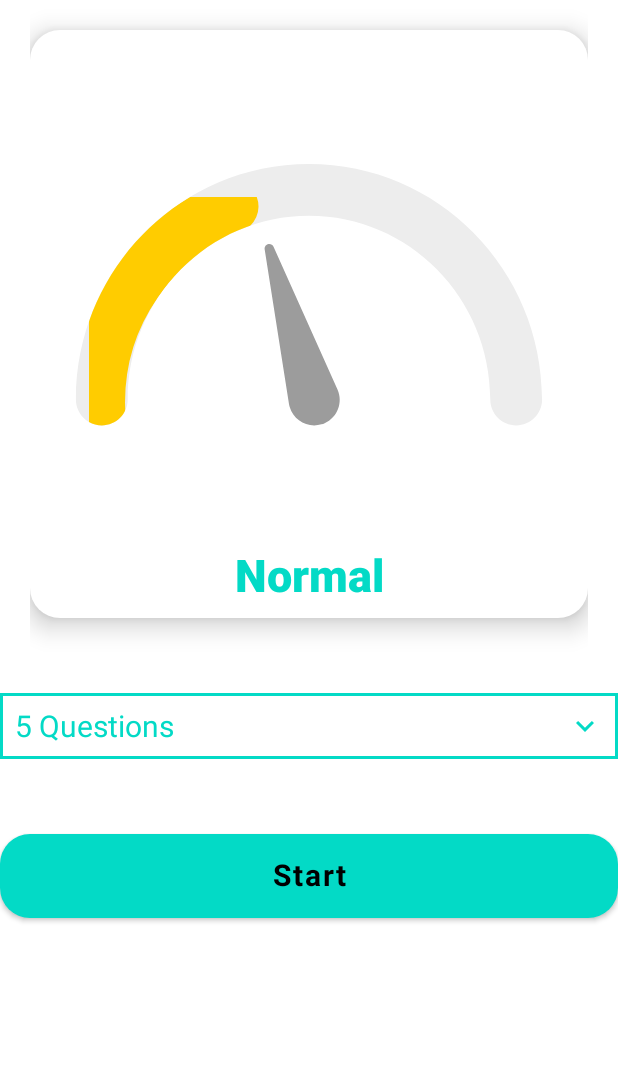
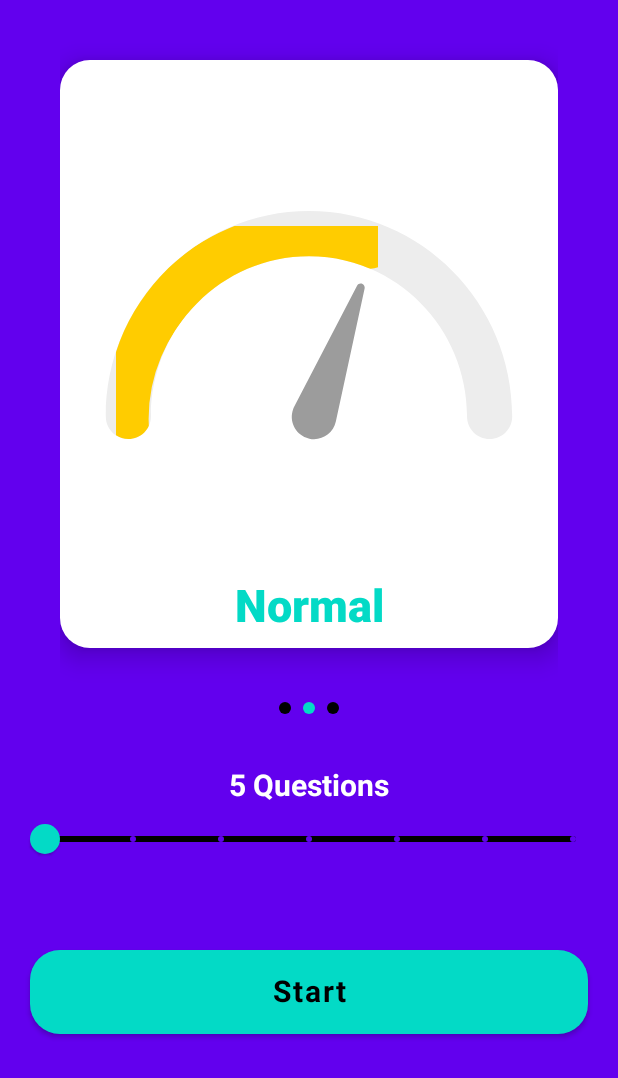
Before and after one commit to Gokulnair21/quiz-android, an Android app built with Jetpack Compose: the @Preview function PreviewQuestionConfigurationPage, on a phone screen of 412 x 824 dp. Shown: the top 1078 px of the screen. Run offline under Robolectric (Android 15) with nearby library versions, the phone set to English and light mode, and no system bars; our stand-ins replace accompanist.

Commit message:
Fixed Design issues

```diff
--- a/app/src/main/java/com/example/quiz/data/network/QuestionsAPI.kt
+++ b/app/src/main/java/com/example/quiz/data/network/QuestionsAPI.kt
@@ -11,7 +11,7 @@ interface QuestionsAPI {
     @GET("questions")
     suspend fun getQuestions(
         @Header("X-Api-Key") apiKey: String = Constants.API_KEY,
-        @Query("category")category: String?=null,
+        @Query("tags")category: String?=null,
         @Query("difficulty")difficulty: String?=null,
         @Query("limit")limit: String = "10"
     ):List<Question>
--- a/app/src/main/java/com/example/quiz/data/repository/QuestionRepository.kt
+++ b/app/src/main/java/com/example/quiz/data/repository/QuestionRepository.kt
@@ -6,6 +6,10 @@ import javax.inject.Inject
 class QuestionRepository @Inject constructor(private val questionsAPI: QuestionsAPI) {
 
 
-    suspend fun getQuestions() = questionsAPI.getQuestions()
+    suspend fun getQuestions(category: String, limit: String, difficulty: String) =
+        questionsAPI.getQuestions(
+            category = category,
+            limit = limit,
+        )
 
 }
--- a/app/src/main/java/com/example/quiz/utility/Screen.kt
+++ b/app/src/main/java/com/example/quiz/utility/Screen.kt
@@ -9,7 +9,7 @@ sealed class Screen(val route: String) {
             "questions_configuration_page/$category"
     }
 
-    object QuestionsPage : Screen("questions_page/{category}/{difficult}/{limit}") {
+    object QuestionsPage : Screen("questions_page/{category}/{difficulty}/{limit}") {
         fun createRoute(category: String, limit: String, difficulty: String) =
             "questions_page/$category/$difficulty/$limit"
     }
@@ -17,6 +17,5 @@ sealed class Screen(val route: String) {
     object ResultPage : Screen("result_page/{correct_questions}/{total_questions}") {
         fun createRoute(totalQuestions: Int, correctQuestions: Int): String =
             "result_page/$correctQuestions/$totalQuestions"
-
     }
 }
--- a/app/src/main/java/com/example/quiz/view/question_configuration/QuestionCOnfigurationPage.kt
+++ /dev/null
@@ -1,129 +0,0 @@
-package com.example.quiz.view.question_configuration
-
-import androidx.compose.foundation.layout.*
-import androidx.compose.foundation.rememberScrollState
-import androidx.compose.foundation.shape.RoundedCornerShape
-import androidx.compose.foundation.verticalScroll
-import androidx.compose.material.*
-import androidx.compose.runtime.*
-import androidx.compose.ui.Modifier
-import androidx.compose.ui.platform.LocalConfiguration
-import androidx.compose.ui.text.font.FontWeight
-import androidx.compose.ui.text.style.TextAlign
-import androidx.compose.ui.tooling.preview.Preview
-import androidx.compose.ui.unit.dp
-import androidx.compose.ui.unit.sp
-import androidx.navigation.NavController
-import androidx.navigation.compose.rememberNavController
-import com.airbnb.lottie.compose.*
-import com.example.quiz.R
-import com.example.quiz.data.model.Difficulty
-import com.example.quiz.utility.Screen
-import com.example.quiz.view.composables.CustomButton
-import com.example.quiz.view.composables.CustomDropDownMenu
-import com.google.accompanist.pager.ExperimentalPagerApi
-import com.google.accompanist.pager.HorizontalPager
-import com.google.accompanist.pager.rememberPagerState
-
-@ExperimentalPagerApi
-@Composable
-fun QuestionConfigurationPage(navController: NavController) {
-
-    val pagerState = rememberPagerState(1)
-    val items = listOf("5", "10", "15", "20")
-    var expanded by remember { mutableStateOf(false) }
-    var selectedIndex by remember {
-        mutableStateOf(0)
-    }
-    val difficultyList = provideDifficulty()
-
-    Column(
-        modifier = Modifier
-            .fillMaxWidth()
-            .verticalScroll(rememberScrollState())
-    ) {
-        HorizontalPager(
-            count = difficultyList.size,
-            itemSpacing = 10.dp,
-            state = pagerState,
-            modifier = Modifier.padding(20.dp)
-
-        ) { index ->
-            DifficultyLevelCard(difficultyList[index])
-
-        }
-        Spacer(modifier = Modifier.height(20.dp))
-        CustomDropDownMenu(
-            items = items,
-            menuExpandedState = expanded,
-            selectedIndex = selectedIndex,
-            updateMenuExpandStatus = { expanded = !expanded },
-            onDismissMenuView = { expanded = false },
-            onMenuItemClick = {
-                selectedIndex = it
-                expanded = false
-            }
-        )
-        Spacer(modifier = Modifier.height(30.dp))
-        CustomButton(
-            heading = "Start",
-            onCLick = {
-                navController.navigate(Screen.QuestionsPage.route)
-            }
-        )
-
-    }
-}
-
-@Composable
-fun DifficultyLevelCard(difficulty: Difficulty) {
-    val configuration = LocalConfiguration.current
-    val composition by rememberLottieComposition(LottieCompositionSpec.RawRes(difficulty.resourceID))
-    val progress by animateLottieCompositionAsState(composition = composition, isPlaying = true,iterations = LottieConstants.IterateForever,)
-    Card(
-        modifier = Modifier
-            .size((configuration.screenWidthDp - 20).dp),
-        elevation = 10.dp,
-        shape = RoundedCornerShape(20.dp)
-    ) {
-        Column(
-            modifier = Modifier
-                .fillMaxSize()
-                .padding(10.dp)
-        ) {
-            LottieAnimation(
-                composition = composition,
-                progress,
-                modifier = Modifier
-                    .fillMaxWidth()
-                    .weight(1F)
-                    .padding(20.dp)
-            )
-            Text(
-                text = difficulty.heading,
-                textAlign = TextAlign.Center,
-                fontSize = 30.sp,
-                modifier = Modifier.fillMaxWidth(),
-                fontWeight = FontWeight.ExtraBold,
-                color = MaterialTheme.colors.secondary
-            )
-        }
-    }
-}
-
-
-fun provideDifficulty(): List<Difficulty> {
-    return listOf(
-        Difficulty(heading = "Easy", resourceID = R.raw.easy, value = "easy"),
-        Difficulty(heading = "Normal", resourceID = R.raw.normal, value = "medium"),
-        Difficulty(heading = "Hard", resourceID = R.raw.hard, value = "hard")
-    )
-}
-
-
-@ExperimentalPagerApi
-@Preview(showBackground = true)
-@Composable
-fun PreviewQuestionConfigurationPage() {
-    QuestionConfigurationPage(navController = rememberNavController())
-}
--- /dev/null
+++ b/app/src/main/java/com/example/quiz/view/question_configuration/QuestionConfigurationPage.kt
@@ -0,0 +1,163 @@
+package com.example.quiz.view.question_configuration
+
+import androidx.compose.foundation.layout.*
+import androidx.compose.foundation.rememberScrollState
+import androidx.compose.foundation.shape.CircleShape
+import androidx.compose.foundation.shape.RoundedCornerShape
+import androidx.compose.foundation.verticalScroll
+import androidx.compose.material.*
+import androidx.compose.runtime.*
+import androidx.compose.ui.Alignment
+import androidx.compose.ui.Modifier
+import androidx.compose.ui.platform.LocalConfiguration
+import androidx.compose.ui.text.font.FontWeight
+import androidx.compose.ui.text.style.TextAlign
+import androidx.compose.ui.tooling.preview.Preview
+import androidx.compose.ui.unit.dp
+import androidx.compose.ui.unit.sp
+import androidx.navigation.NavController
+import androidx.navigation.compose.rememberNavController
+import com.airbnb.lottie.compose.*
+import com.example.quiz.R
+import com.example.quiz.data.model.Difficulty
+import com.example.quiz.utility.Screen
+import com.example.quiz.view.composables.CustomButton
+import com.example.quiz.view.composables.CustomDropDownMenu
+import com.google.accompanist.pager.ExperimentalPagerApi
+import com.google.accompanist.pager.HorizontalPager
+import com.google.accompanist.pager.HorizontalPagerIndicator
+import com.google.accompanist.pager.rememberPagerState
+
+@ExperimentalPagerApi
+@Composable
+fun QuestionConfigurationPage(navController: NavController, category: String) {
+
+    val pagerState = rememberPagerState(1)
+    var limit by remember {
+        mutableStateOf(5F)
+    }
+    val difficultyList = provideDifficulty()
+
+    Surface(color = MaterialTheme.colors.primary, modifier = Modifier.fillMaxSize()) {
+        Column(
+            modifier = Modifier
+                .fillMaxWidth()
+                .verticalScroll(rememberScrollState())
+                .padding(20.dp),
+            horizontalAlignment = Alignment.CenterHorizontally
+        ) {
+            HorizontalPager(
+                count = difficultyList.size,
+                itemSpacing = 10.dp,
+                state = pagerState,
+                modifier = Modifier.padding(20.dp)
+            ) { index ->
+                DifficultyLevelCard(difficultyList[index])
+
+            }
+            HorizontalPagerIndicator(
+                pagerState = pagerState,
+                activeColor = MaterialTheme.colors.secondary,
+                inactiveColor = MaterialTheme.colors.onSecondary,
+                modifier = Modifier
+                    .align(Alignment.CenterHorizontally)
+                    .padding(16.dp),
+                indicatorShape = CircleShape
+            )
+            Spacer(modifier = Modifier.height(20.dp))
+            Text(
+                text = "${limit.toInt()} Questions",
+                fontSize = 20.sp,
+                fontWeight = FontWeight.Bold
+            )
+            Slider(
+                value = limit,
+                onValueChange = { limit = it },
+                valueRange = 5F..20F,
+                steps = 5,
+                colors = SliderDefaults.colors(
+                    thumbColor = MaterialTheme.colors.secondary,
+                    activeTrackColor = MaterialTheme.colors.secondary,
+                    inactiveTrackColor = MaterialTheme.colors.onSecondary,
+                    activeTickColor = MaterialTheme.colors.onSecondary,
+                    inactiveTickColor = MaterialTheme.colors.primary
+                )
+            )
+            Spacer(modifier = Modifier.height(30.dp))
+            CustomButton(
+                heading = "Start",
+                onCLick = {
+                    navController.navigate(
+                        Screen.QuestionsPage.createRoute(
+                            category = category,
+                            limit = limit.toInt().toString(),
+                            difficulty = "medium"
+                        )
+                    ) {
+                        popUpTo(Screen.QuestionsConfigurationPage.createRoute(category)) {
+                            inclusive = true
+                        }
+                    }
+                }
+            )
+
+        }
+    }
+}
+
+@Composable
+fun DifficultyLevelCard(difficulty: Difficulty) {
+    val configuration = LocalConfiguration.current
+    val composition by rememberLottieComposition(LottieCompositionSpec.RawRes(difficulty.resourceID))
+    val progress by animateLottieCompositionAsState(
+        composition = composition,
+        isPlaying = true,
+        iterations = LottieConstants.IterateForever,
+    )
+    Card(
+        modifier = Modifier
+            .size((configuration.screenWidthDp - 20).dp),
+        elevation = 10.dp,
+        shape = RoundedCornerShape(20.dp)
+    ) {
+        Column(
+            modifier = Modifier
+                .fillMaxSize()
+                .padding(10.dp)
+        ) {
+            LottieAnimation(
+                composition = composition,
+                progress,
+                modifier = Modifier
+                    .fillMaxWidth()
+                    .weight(1F)
+                    .padding(20.dp)
+            )
+            Text(
+                text = difficulty.heading,
+                textAlign = TextAlign.Center,
+                fontSize = 30.sp,
+                modifier = Modifier.fillMaxWidth(),
+                fontWeight = FontWeight.ExtraBold,
+                color = MaterialTheme.colors.secondary
+            )
+        }
+    }
+}
+
+
+fun provideDifficulty(): List<Difficulty> {
+    return listOf(
+        Difficulty(heading = "Easy", resourceID = R.raw.easy, value = "easy"),
+        Difficulty(heading = "Normal", resourceID = R.raw.normal, value = "medium"),
+        Difficulty(heading = "Hard", resourceID = R.raw.hard, value = "hard")
+    )
+}
+
+
+@ExperimentalPagerApi
+@Preview(showBackground = true)
+@Composable
+fun PreviewQuestionConfigurationPage() {
+    QuestionConfigurationPage(navController = rememberNavController(), "")
+}
--- a/app/src/main/java/com/example/quiz/view/ResultPage.kt
+++ b/app/src/main/java/com/example/quiz/view/result_page/ResultPage.kt
@@ -1,4 +1,4 @@
-package com.example.quiz.view
+package com.example.quiz.view.result_page
 
 import androidx.compose.foundation.Image
 import androidx.compose.foundation.layout.*
@@ -89,7 +89,7 @@ fun ResultPage(navController: NavController, correctQuestions: Int, totalQuestio
 }
 
 
-@Preview(showBackground = true, showSystemUi = true)
+@Preview(showBackground = true)
 @Composable
 fun PreviewResultPage() {
     ResultPage(navController = rememberNavController(), 20, 20)
--- a/app/src/main/java/com/example/quiz/view/splashscreen/SplashScreen.kt
+++ b/app/src/main/java/com/example/quiz/view/splashscreen/SplashScreen.kt
@@ -20,12 +20,11 @@ import kotlinx.coroutines.delay
 fun SplashScreen(navController: NavController) {
     LaunchedEffect(key1 = true, block = {
         delay(3000)
-        navController.navigate(Screen.QuestionsPage.route) {
+        navController.navigate(Screen.IntroductionPage.route) {
             popUpTo(Screen.SplashScreen.route) {
                 inclusive = true
             }
         }
-
     })
     Surface(color = MaterialTheme.colors.primary) {
         Box(modifier = Modifier.fillMaxSize(), contentAlignment = Alignment.Center) {
```
Also changed, not shown: app/src/main/java/com/example/quiz/view/home_page/HomePage.kt (+5 -3 lines), app/src/main/java/com/example/quiz/view/introduction_page/IntroductionPage.kt (+17 -3 lines), app/src/main/java/com/example/quiz/view/navigation/MainNavigation.kt (+16 -10 lines), app/src/main/java/com/example/quiz/view/questions_page/QuestionPageViewModel.kt (+7 -9 lines), app/src/main/java/com/example/quiz/view/questions_page/QuestionsPage.kt (+32 -8 lines).
